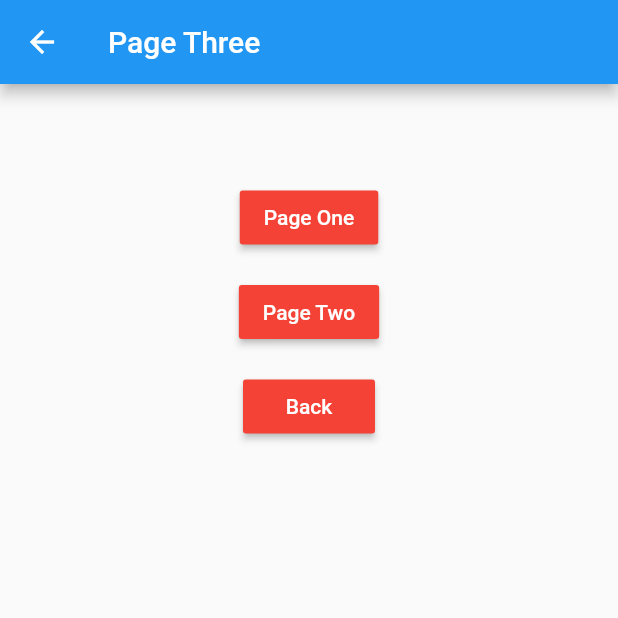
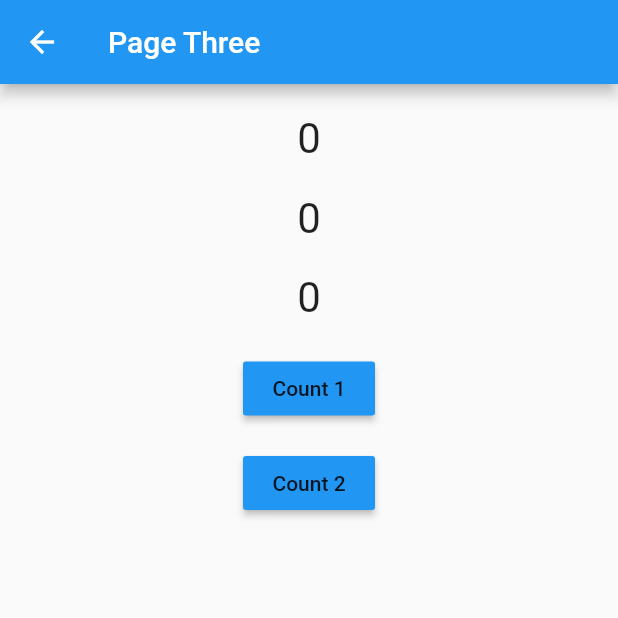
Before and after one commit to ImadDz-7/Learn-state-management-getx, a Flutter app: the PageThreeView screen opened directly, on a phone screen of 412 x 824 dp, the top half of it. Run offline on Flutter 3.47's test engine with Material 2 defaults, Android fonts, the phone set to English and light mode, and no system bars; our stand-ins replace get.

Commit message:
Create rebuildController2 for testing PageFour

```diff
--- /dev/null
+++ b/lib/controller/rebuild_controller2.dart
@@ -0,0 +1,18 @@
+import 'package:get/get.dart';
+
+class RebuildController extends GetxController {
+  RxInt count1 = 0.obs;
+  RxInt count2 = 0.obs;
+
+  void incrementOne() {
+    count1++;
+  }
+
+  void incrementTwo() {
+    count2++;
+  }
+
+  int result() {
+    return count1.value + count2.value;
+  }
+}
--- a/lib/view/home_view.dart
+++ b/lib/view/home_view.dart
@@ -3,6 +3,7 @@ import 'package:get/get.dart';
 import 'package:learn_getx_app/controller/home_controller.dart';
 import 'package:learn_getx_app/view/page_four_view.dart';
 import 'package:learn_getx_app/view/page_one_view.dart';
+import 'package:learn_getx_app/view/page_three_view.dart';
 
 class HomeView extends StatelessWidget {
   HomeView({super.key});
@@ -36,7 +37,9 @@ class HomeView extends StatelessWidget {
             ),
             const SizedBox(height: 25),
             MaterialButton(
-              onPressed: () {},
+              onPressed: () {
+                Get.to(PageThreeView());
+              },
               color: Colors.red,
               child: const Text('Page Three'),
             ),
--- a/lib/view/page_three_view.dart
+++ b/lib/view/page_three_view.dart
@@ -1,50 +1,68 @@
 import 'package:flutter/material.dart';
+import 'package:get/get.dart';
+import 'package:learn_getx_app/controller/rebuild_controller.dart';
 
 class PageThreeView extends StatelessWidget {
-  const PageThreeView({super.key});
+   PageThreeView({super.key});
+
+  RebuildController extController = Get.put(RebuildController());
 
   @override
   Widget build(BuildContext context) {
     return Scaffold(
       appBar: AppBar(
-        title: Text('Page Three'),
+        title: const Text('Page Three'),
       ),
       body: Container(
         width: double.infinity,
         child: Column(
           children: [
-            const SizedBox(height: 65),
+            const SizedBox(height: 20),
+            GetBuilder<RebuildController>(
+              init: RebuildController(),
+              builder: (controller) {
+                print('Rebuild count1');
+                return Text(
+                  '${controller.count1}',
+                  style: const TextStyle(fontSize: 28),
+                );
+              },
+            ),
+            const SizedBox(height: 20),
+            GetBuilder<RebuildController>(
+              builder: (controller) {
+                print('Rebuild count2');
+                return Text(
+                  '${controller.count2}',
+                  style: const TextStyle(fontSize: 28),
+                );
+              },
+            ),
+            const SizedBox(height: 20),
+            GetBuilder<RebuildController>(
+              builder: (controller) {
+                print('Rebuild result');
+                return Text(
+                  '${controller.result()}',
+                  style: const TextStyle(fontSize: 28),
+                );
+              },
+            ),
+            const SizedBox(height: 20),
             MaterialButton(
-              onPressed: () {},
-              child: const Text(
-                'Page One',
-                style: TextStyle(
-                  color: Colors.white,
-                ),
-              ),
-              color: Colors.red,
+              onPressed: () {
+                extController.incrementOne();
+              },
+              color: Colors.blue,
+              child: const Text('Count 1'),
             ),
             const SizedBox(height: 15),
             MaterialButton(
-              onPressed: () {},
-              child: const Text(
-                'Page Two',
-                style: TextStyle(
-                  color: Colors.white,
-                ),
-              ),
-              color: Colors.red,
-            ),
-            const SizedBox(height: 15),
-            MaterialButton(
-              onPressed: () {},
-              child: const Text(
-                'Back',
-                style: TextStyle(
-                  color: Colors.white,
-                ),
-              ),
-              color: Colors.red,
+              onPressed: () {
+                extController.incrementTwo();
+              },
+              color: Colors.blue,
+              child: const Text('Count 2'),
             ),
           ],
         ),
```
